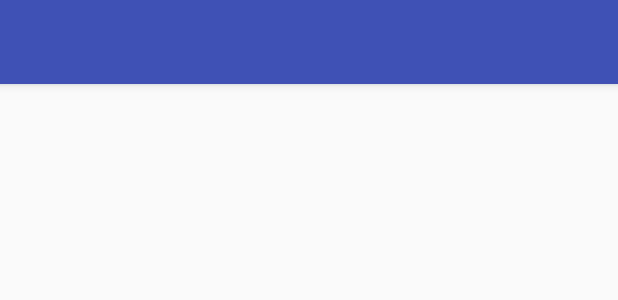
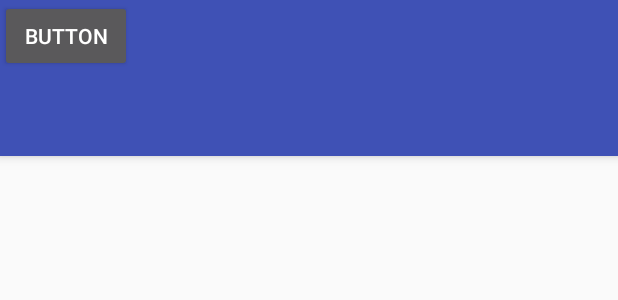
Before and after one commit to TheVanillaBean/OnARoll, an Android app: the layout activity_shop.xml on its own in the app's theme, with its tools: preview values and no code run, on a phone screen of 412 x 824 dp. Shown: the top 300 px of the screen. Run offline under Robolectric (Android 15) with nearby library versions, the phone set to English and light mode, and no system bars.

Commit message:
Changed FloatingButton to Button in ShopActivity Configured manifest to keep app in landscape mode
Signed-off-by: yzgarrard <yzgarrard@gmail.com>

```diff
--- a/app/src/main/AndroidManifest.xml
+++ b/app/src/main/AndroidManifest.xml
@@ -13,10 +13,10 @@
         android:roundIcon="@mipmap/ic_launcher_round"
         android:supportsRtl="false"
         android:theme="@style/AppTheme">
-        <activity android:name=".Controller.MainActivity">
+        <activity android:name=".Controller.MainActivity"
+            android:screenOrientation="landscape">
             <intent-filter>
                 <action android:name="android.intent.action.MAIN" />
-
                 <category android:name="android.intent.category.LAUNCHER" />
             </intent-filter>
         </activity>
--- a/app/src/main/java/com/onarollapp/onaroll/Controller/ShopActivity.java
+++ b/app/src/main/java/com/onarollapp/onaroll/Controller/ShopActivity.java
@@ -6,6 +6,7 @@ import android.support.design.widget.Snackbar;
 import android.support.v7.app.AppCompatActivity;
 import android.support.v7.widget.Toolbar;
 import android.view.View;
+import android.widget.Button;
 
 import com.onarollapp.onaroll.R;
 
@@ -18,7 +19,7 @@ public class ShopActivity extends AppCompatActivity {
         Toolbar toolbar = (Toolbar) findViewById(R.id.toolbar);
         setSupportActionBar(toolbar);
 
-        FloatingActionButton fab = (FloatingActionButton) findViewById(R.id.fab);
+        Button fab = (Button) findViewById(R.id.fab);
         fab.setOnClickListener(new View.OnClickListener() {
             @Override
             public void onClick(View view) {
--- a/app/src/main/res/layout/activity_shop.xml
+++ b/app/src/main/res/layout/activity_shop.xml
@@ -11,6 +11,13 @@
         android:layout_height="wrap_content"
         android:theme="@style/AppTheme.AppBarOverlay">
 
+        <Button
+            android:id="@+id/fab"
+            android:layout_width="wrap_content"
+            android:layout_height="wrap_content"
+            android:layout_weight="1"
+            android:text="Button" />
+
         <android.support.v7.widget.Toolbar
             android:id="@+id/toolbar"
             android:layout_width="match_parent"
```
